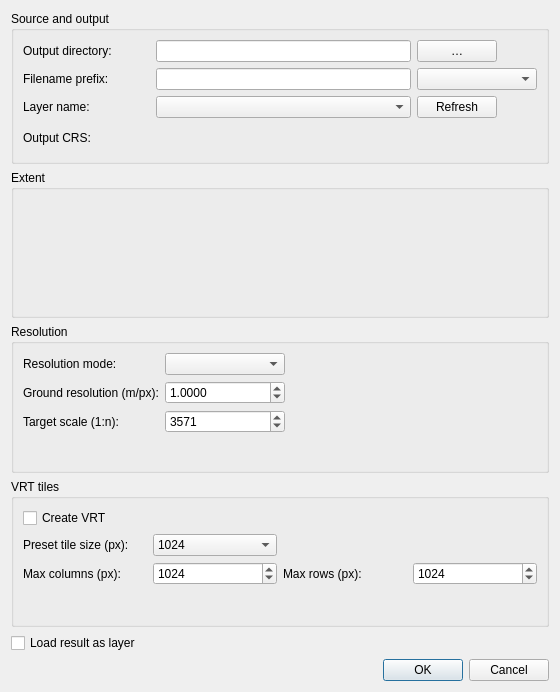
The window that CustomMapDownloader_dialog_base.ui (JoergHippe/custom_map_downloader) describes before a commit, drawn with Qt 5.
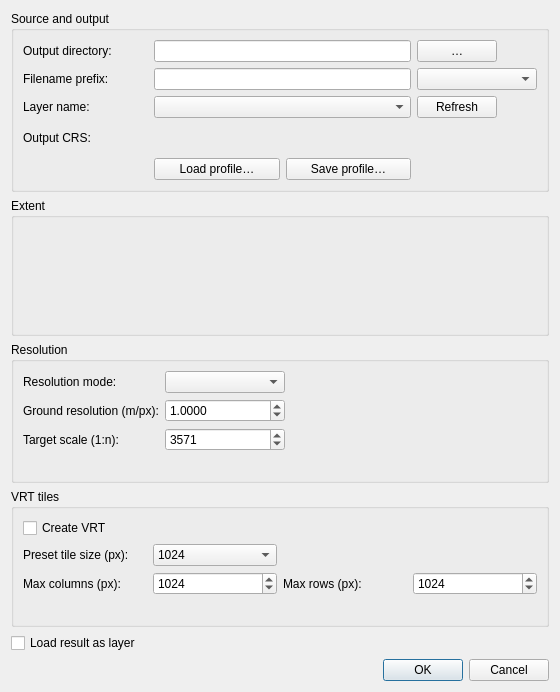
The same window after the commit. Custom widgets are drawn as their Qt base class.

Commit message: feat: add export profiles and scale test coverage

Diff of the .ui file:
```diff
--- a/CustomMapDownloader_dialog_base.ui
+++ b/CustomMapDownloader_dialog_base.ui
@@ -99,6 +99,20 @@
         </property>
        </widget>
       </item>
+      <item row="4" column="1">
+       <widget class="QPushButton" name="pushButton_loadProfile">
+        <property name="text">
+         <string>Load profile…</string>
+        </property>
+       </widget>
+      </item>
+      <item row="4" column="2">
+       <widget class="QPushButton" name="pushButton_saveProfile">
+        <property name="text">
+         <string>Save profile…</string>
+        </property>
+       </widget>
+      </item>
      </layout>
     </widget>
    </item>
```
The commit also changes 8 other files.
